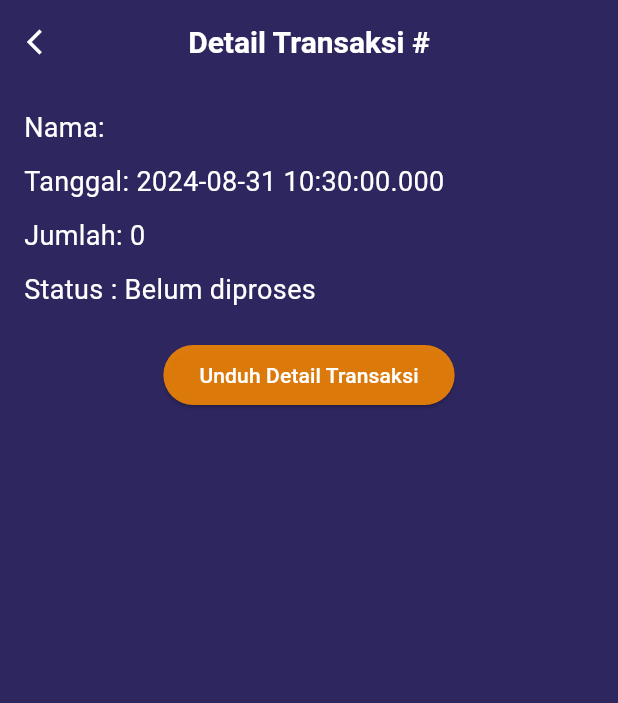
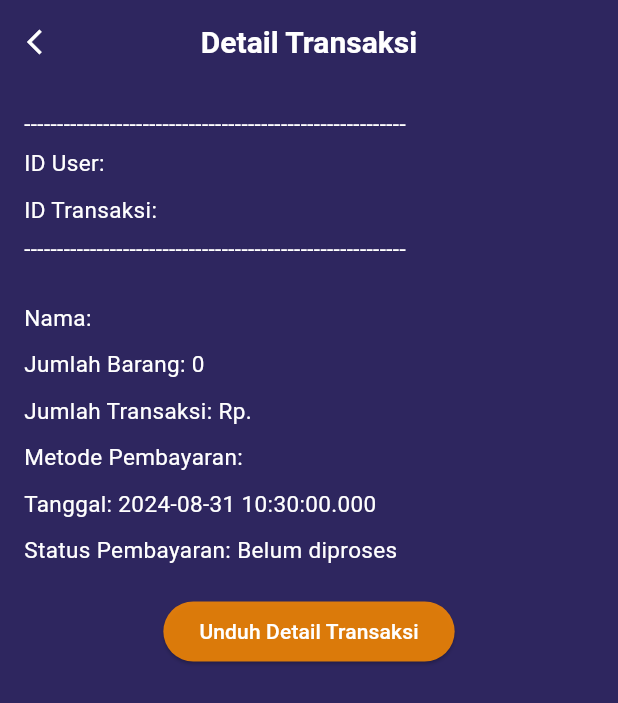
Before and after one commit to fadil445/myapp-main, a Flutter app: the DetailTransaksi screen opened directly with empty values, on a phone screen of 412 x 824 dp. Shown: the top 703 px of the screen. Run offline on Flutter 3.47's test engine with Material 3 defaults, Android fonts, the phone set to English and light mode, and no system bars; our stand-ins replace anim_search_bar, curved_navigation_bar, flutter_dotenv, image_picker, printing, shared_preferences and 1 more; missing offline and left inert: shrink_sidemenu; accounts and stored records are empty; Roboto replaces fonts that are missing (inter); key blocks and very long unbroken strings in the code were emptied for the run.

Commit message:
all well

```diff
--- a/lib/ADMIN/page/TransaksiDetail.dart
+++ b/lib/ADMIN/page/TransaksiDetail.dart
@@ -25,11 +25,24 @@ class _DetailTransaksiState extends State<DetailTransaksi> {
             children: [
               pw.Text('Detail Transaksi', style: pw.TextStyle(fontSize: 24)),
               pw.SizedBox(height: 20),
+              pw.Text('------------------------------------'),
+              pw.SizedBox(height: 4),
+              pw.Text('ID User: ${widget.transaksi['id_user']}'),
+              pw.Text('ID Transaksi: ${widget.transaksi['transaksi_id']}'),
+              pw.SizedBox(height: 4),
+              pw.Text('------------------------------------'),
+              pw.SizedBox(height: 4),
               pw.Text('Nama: ${widget.transaksi['nama_user']}'),
+              pw.SizedBox(height: 2),
               pw.Text('Tanggal: ${widget.transaksi['create_transaksi']}'),
-              pw.Text('Jumlah: ${widget.transaksi['qty']}'),
-              pw.Text(
-                'Status: ${widget.transaksi['qty'] == 0 ? 'Belum diproses' : 'Selesai'}',
+              pw.SizedBox(height: 2),
+              pw.Text('Jumlah Barang: ${widget.transaksi['qty']}'),
+              pw.SizedBox(height: 2),
+              pw.Text('Jumlah Transaksi: ${widget.transaksi['total_transaksi']}'),
+              pw.SizedBox(height: 2),
+              pw.Text('Metode Pembayaran: ${widget.transaksi['metode_pembayaran']}'),
+              pw.SizedBox(height: 2),
+              pw.Text('Status: ${widget.transaksi['qty'] == 0 ? 'Belum diproses' : 'Selesai'}',
               ),
             ],
           );
@@ -42,7 +55,7 @@ class _DetailTransaksiState extends State<DetailTransaksi> {
     if (outputFile != null) {
       Printing.sharePdf(
         bytes: outputFile.readAsBytesSync(),
-        filename: 'detail_transaksi_${widget.transaksi['id']}.pdf',
+        filename: 'Transaksi ${widget.transaksi['nama_user']}.pdf',
       );
     }
   }
@@ -63,7 +76,7 @@ class _DetailTransaksiState extends State<DetailTransaksi> {
   Widget build(BuildContext context) {
     return Scaffold(
       appBar: AppBar(
-        title: Text('Detail Transaksi #${widget.transaksi['id']}'),
+        title: Text('Detail Transaksi'),
         leading: IconButton(
           iconSize: 20,
           icon: const Icon(Icons.arrow_back_ios, color: Colors.white),
@@ -86,20 +99,35 @@ class _DetailTransaksiState extends State<DetailTransaksi> {
         child: Column(
           crossAxisAlignment: CrossAxisAlignment.start,
           children: <Widget>[
-            Text(
-              'Nama: ${widget.transaksi['nama_user']}',
-              style: TextStyle(fontSize: 18, color: Colors.white),
-            ),
+            Text('----------------------------------------------------------',
+              style: TextStyle(fontSize: 15, color: Colors.white),),
+            SizedBox(height: 5),
+            Text('ID User: ${widget.transaksi['id_user']}',
+              style: TextStyle(fontSize: 15, color: Colors.white),),
+            SizedBox(height: 10),
+            Text('ID Transaksi: ${widget.transaksi['transaksi_id']}',
+              style: TextStyle(fontSize: 15, color: Colors.white),),
+            SizedBox(height: 5),
+            Text('----------------------------------------------------------',
+              style: TextStyle(fontSize: 15, color: Colors.white),),
+            SizedBox(height: 25),
+            Text('Nama: ${widget.transaksi['nama_user']}',
+              style: TextStyle(fontSize: 15, color: Colors.white),),
+            SizedBox(height: 10),
+            Text('Jumlah Barang: ${widget.transaksi['qty']}',
+                style: TextStyle(fontSize: 15, color: Colors.white)),
+            SizedBox(height: 10),
+            Text('Jumlah Transaksi: Rp.${widget.transaksi['total_transaksi']}',
+                style: TextStyle(fontSize: 15, color: Colors.white)),
+            SizedBox(height: 10),
+            Text('Metode Pembayaran: ${widget.transaksi['metode_pembayaran']}',
+                style: TextStyle(fontSize: 15, color: Colors.white)),
             SizedBox(height: 10),
             Text('Tanggal: ${DateTime.parse(widget.transaksi['create_transaksi']).toString()}',
-                style: TextStyle(fontSize: 18, color: Colors.white)),
+                style: TextStyle(fontSize: 15, color: Colors.white)),
             SizedBox(height: 10),
-            Text('Jumlah: ${widget.transaksi['qty']}',
-                style: TextStyle(fontSize: 18, color: Colors.white)),
-            SizedBox(height: 10),
-            Text(
-                'Status : ${widget.transaksi['qty'] == 0 ? 'Belum diproses' : 'Selesai'}',
-                style: TextStyle(fontSize: 18, color: Colors.white)),
+            Text('Status Pembayaran: ${widget.transaksi['qty'] == 0 ? 'Belum diproses' : 'Selesai'}',
+                style: TextStyle(fontSize: 15, color: Colors.white)),
             SizedBox(height: 20),
             Center(
               child: ElevatedButton(
--- a/lib/ADMIN/page/transaksi.dart
+++ b/lib/ADMIN/page/transaksi.dart
@@ -17,15 +17,6 @@ class _TransaksiState extends State<Transaksi> {
   List<Map<String, dynamic>> filteredTransaksiList = [];
   bool isLoading = true;
   String _searchQuery = '';
-
-
-  // final List<Map<String, dynamic>> _transaksiList = List.generate(20, (index) => {
-  //   'id': index + 1,
-  //   'tanggal': DateTime.now().subtract(Duration(days: index)),
-  //   'jumlah': 'Rp.${index * 12000}', // Mengganti format dolar dengan rupiah
-  //   'deskripsi': 'Deskripsi detail transaksi #$index',
-  //   'akun': 'Akun ${index % 20 + 1}', // ID Akun, contoh Akun 1, Akun 2, Akun 3
-  // });
 
   Future<void> _fetchTransaksi() async {
     try {
@@ -89,7 +80,7 @@ class _TransaksiState extends State<Transaksi> {
                   _searchQuery = query;
                 });
                 filteredTransaksiList = transaksiList
-                .where((transaksi) => transaksi['transaksi_id'].toString().contains(_searchQuery))
+                .where((transaksi) => transaksi['nama_user'].toString().contains(_searchQuery))
                 .toList();
               },
               decoration: InputDecoration(
@@ -118,7 +109,7 @@ class _TransaksiState extends State<Transaksi> {
                   margin: const EdgeInsets.symmetric(vertical: 10),
                   child: ListTile(
                     leading: Icon(Icons.money_off, color: const Color.fromARGB(255, 194, 55, 13)),
-                    title: Text('Transaksi #${transaksiItem['transaksi_id']}'),
+                    title: Text('${transaksiItem['nama_user']}'),
                     onTap: () {
                       Navigator.push(
                         context,
```
